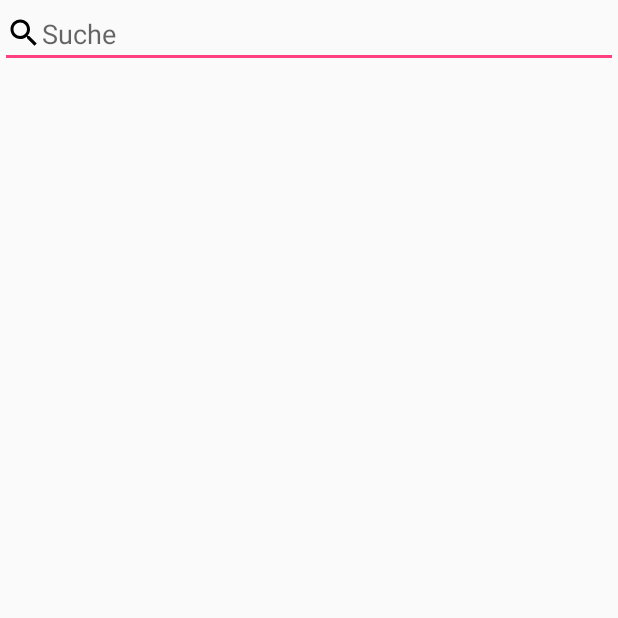
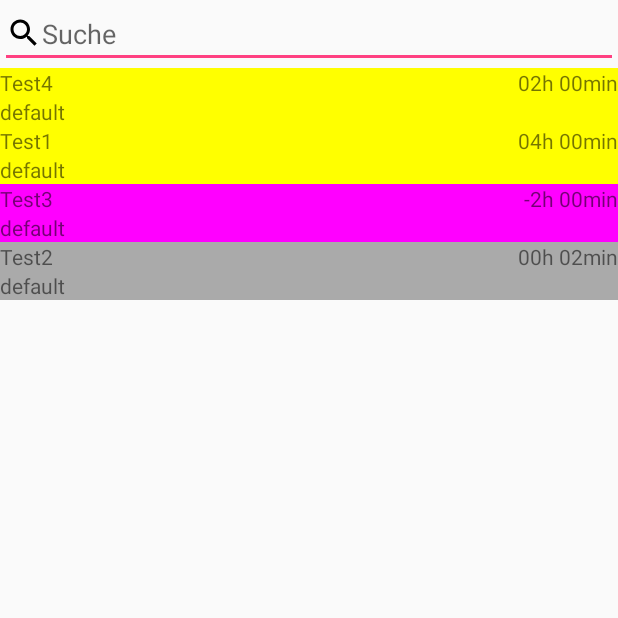
Before and after one commit to elen-niedermeyer/QuizArena, an Android app: the SessionOverviewActivity screen opened directly, with no data from a screen before it, on a phone screen of 412 x 824 dp, the top half of it. Run offline under Robolectric (Android 15) with nearby library versions, the phone set to English and light mode, and no system bars.

Commit message:
Add some sessins to the overview

```diff
--- a/app/src/main/java/com/quizarena/sessions/SessionApi.kt
+++ b/app/src/main/java/com/quizarena/sessions/SessionApi.kt
@@ -10,9 +10,10 @@ class SessionApi {
         val sessions = LinkedList<QuizSession>()
 
         val now = Date()
-        sessions.add(QuizSession("Test1", Date(now.time + (2 * 60 * 60 * 1000)), "default", true, true))
+        sessions.add(QuizSession("Test1", Date(now.time + (4 * 60 * 60 * 1000)), "default", true, true))
         sessions.add(QuizSession("Test2", Date(now.time + (2 * 60 * 1000)), "default", false, false))
         sessions.add(QuizSession("Test3", Date(now.time - (2 * 60 * 60 * 1000)), "default", false, true))
+        sessions.add(QuizSession("Test4", Date(now.time + (2 * 60 * 60 * 1000)), "default", true, true))
 
         return sessions
     }
--- a/app/src/main/java/com/quizarena/sessions/overview/SessionOverviewActivity.kt
+++ b/app/src/main/java/com/quizarena/sessions/overview/SessionOverviewActivity.kt
@@ -1,10 +1,14 @@
 package com.quizarena.sessions.overview
 
+import android.os.Bundle
+import android.support.constraint.ConstraintLayout
 import android.support.v7.app.AppCompatActivity
-import android.os.Bundle
-
+import android.view.View
 import com.quizarena.R
+import com.quizarena.sessions.QuizSession
 import com.quizarena.sessions.SessionProvider
+import kotlinx.android.synthetic.main.activity_session_overview.*
+import kotlinx.android.synthetic.main.activity_session_overview_session_bar.view.*
 
 class SessionOverviewActivity : AppCompatActivity() {
 
@@ -13,8 +17,50 @@ class SessionOverviewActivity : AppCompatActivity() {
         setContentView(R.layout.activity_session_overview)
 
         val provider = SessionProvider()
-        var ownedSessions = provider.getOwnedSessions()
-        var participatedSessions = provider.getParticipatedSessions()
-        var otherSessions = provider.getOpenSessions()
+
+        // TODO: handle negative times
+        // add owned sessions
+        val ownedSessions = provider.getOwnedSessions()
+        for (session in ownedSessions.sortedWith(compareBy { it.enddate })) {
+            activity_session_overview_content.addView(getSessionBar(session))
+        }
+
+        // add participated sessions
+        val participatedSessions = provider.getParticipatedSessions()
+        for (session in participatedSessions.sortedWith(compareBy { it.enddate })) {
+            activity_session_overview_content.addView(getSessionBar(session))
+        }
+
+        // add other sessions
+        val otherSessions = provider.getOpenSessions()
+        for (session in otherSessions.sortedWith(compareBy { it.enddate })) {
+            activity_session_overview_content.addView(getSessionBar(session))
+        }
+    }
+
+    private fun getSessionBar(session: QuizSession): View {
+        // get bar layout
+        val sessionBar = layoutInflater.inflate(R.layout.activity_session_overview_session_bar, null)
+
+        // choose background
+        if (session.isOwner) {
+            sessionBar.activity_session_overview_bar.setBackgroundResource(R.color.overview_session_owned)
+        } else if (session.isParticipant) {
+            sessionBar.activity_session_overview_bar.setBackgroundResource(R.color.overview_session_participated)
+        } else {
+            sessionBar.activity_session_overview_bar.setBackgroundResource(R.color.overview_session_other)
+        }
+
+        // set session name
+        sessionBar.activity_session_overview_bar_name.text = session.name
+
+        // set duration
+        val durationInSeconds = (session.enddate.time - System.currentTimeMillis()) / 1000
+        sessionBar.activity_session_overview_bar_duration.text = String.format("%02dh %02dmin", durationInSeconds / 3600, (durationInSeconds % 3600) / 60)
+
+        // set category
+        sessionBar.activity_session_overview_bar_category.text = session.category
+
+        return sessionBar
     }
 }
--- a/app/src/main/res/layout/activity_session_overview.xml
+++ b/app/src/main/res/layout/activity_session_overview.xml
@@ -20,8 +20,19 @@
 
 
     <ScrollView
-        android:layout_width="match_parent"
-        android:layout_height="wrap_content">
+        android:layout_width="0dp"
+        android:layout_height="wrap_content"
+        app:layout_constraintLeft_toLeftOf="parent"
+        app:layout_constraintRight_toRightOf="parent"
+        app:layout_constraintTop_toBottomOf="@id/activity_session_overview_search">
+
+        <LinearLayout
+            android:id="@+id/activity_session_overview_content"
+            android:layout_width="match_parent"
+            android:layout_height="wrap_content"
+            android:orientation="vertical">
+
+        </LinearLayout>
 
     </ScrollView>
 
--- /dev/null
+++ b/app/src/main/res/layout/activity_session_overview_session_bar.xml
@@ -0,0 +1,34 @@
+<?xml version="1.0" encoding="utf-8"?>
+<android.support.constraint.ConstraintLayout xmlns:android="http://schemas.android.com/apk/res/android"
+    xmlns:app="http://schemas.android.com/apk/res-auto"
+    android:id="@+id/activity_session_overview_bar"
+    android:layout_width="match_parent"
+    android:layout_height="wrap_content">
+
+    <TextView
+        android:id="@+id/activity_session_overview_bar_name"
+        android:layout_width="wrap_content"
+        android:layout_height="wrap_content"
+        app:layout_constraintBottom_toTopOf="@id/activity_session_overview_bar_category"
+        app:layout_constraintHorizontal_chainStyle="spread_inside"
+        app:layout_constraintLeft_toLeftOf="parent"
+        app:layout_constraintRight_toLeftOf="@id/activity_session_overview_bar_duration"
+        app:layout_constraintTop_toTopOf="parent" />
+
+    <TextView
+        android:id="@+id/activity_session_overview_bar_duration"
+        android:layout_width="wrap_content"
+        android:layout_height="wrap_content"
+        app:layout_constraintBottom_toTopOf="@id/activity_session_overview_bar_category"
+        app:layout_constraintLeft_toRightOf="@id/activity_session_overview_bar_name"
+        app:layout_constraintRight_toRightOf="parent"
+        app:layout_constraintTop_toTopOf="parent" />
+
+    <TextView
+        android:id="@+id/activity_session_overview_bar_category"
+        android:layout_width="wrap_content"
+        android:layout_height="wrap_content"
+        app:layout_constraintBottom_toBottomOf="parent"
+        app:layout_constraintLeft_toLeftOf="parent"
+        app:layout_constraintTop_toBottomOf="@id/activity_session_overview_bar_name" />
+</android.support.constraint.ConstraintLayout>
--- a/app/src/main/res/values/colors.xml
+++ b/app/src/main/res/values/colors.xml
@@ -5,4 +5,9 @@
     <color name="colorAccent">#FF4081</color>
 
     <color name="red">#FF0000</color>
+
+    <color name="overview_session_owned">#FFFF00</color>
+    <color name="overview_session_participated">#FF00FF</color>
+    <color name="overview_session_other">#AAAAAA</color>
+
 </resources>
```
